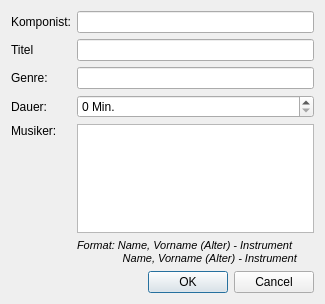
Above: src/gui/concertmanager/addexternalrecitalpiecedialog.ui from doitux/qupil before the change. Below: the same form after it.
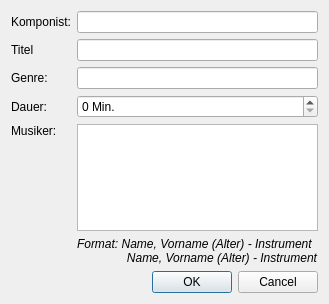
That is the form after the change.

Commit message: - next steps for #3 (too small font sizes) - new qupil logo - updated copyright information strings - added qupil.de as project website

Patch:
```diff
--- a/src/gui/concertmanager/addexternalrecitalpiecedialog.ui
+++ b/src/gui/concertmanager/addexternalrecitalpiecedialog.ui
@@ -79,7 +79,7 @@
         <string>&lt;!DOCTYPE HTML PUBLIC &quot;-//W3C//DTD HTML 4.0//EN&quot; &quot;http://www.w3.org/TR/REC-html40/strict.dtd&quot;&gt;
 &lt;html&gt;&lt;head&gt;&lt;meta name=&quot;qrichtext&quot; content=&quot;1&quot; /&gt;&lt;style type=&quot;text/css&quot;&gt;
 p, li { white-space: pre-wrap; }
-&lt;/style&gt;&lt;/head&gt;&lt;body style=&quot; font-family:'Nimbus Sans L'; font-size:8pt; font-weight:400; font-style:normal;&quot;&gt;
+&lt;/style&gt;&lt;/head&gt;&lt;body style=&quot; font-weight:400; font-style:normal;&quot;&gt;
 &lt;p style=&quot; margin-top:0px; margin-bottom:0px; margin-left:0px; margin-right:0px; -qt-block-indent:0; text-indent:0px;&quot;&gt;&lt;span style=&quot; font-style:italic;&quot;&gt;Format: Name, Vorname (Alter) - Instrument&lt;/span&gt;&lt;/p&gt;
 &lt;p style=&quot; margin-top:0px; margin-bottom:0px; margin-left:0px; margin-right:0px; -qt-block-indent:0; text-indent:0px;&quot;&gt;&lt;span style=&quot; font-style:italic;&quot;&gt;               &lt;/span&gt;&lt;span style=&quot; font-style:italic;&quot;&gt;Name, Vorname (Alter) - Instrument&lt;/span&gt;&lt;/p&gt;&lt;/body&gt;&lt;/html&gt;</string>
        </property>
```
The commit also changes 18 other files.
